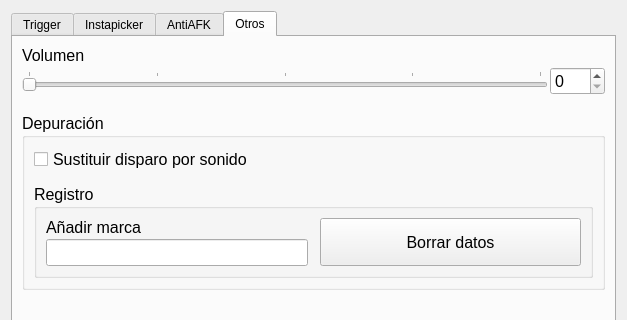
Above: flanatrigo/resources/central_widget.ui from AlejandroRoJ/flanatrigo before the change; both pictures show x 0 to 627 and y 0 to 320 of the 627 by 655 pixel window. Below: the same form after it.
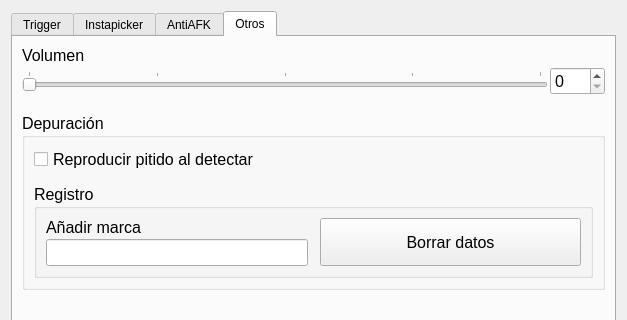
That is the form after the change. The open tabs and pages were chosen to show the change. Custom widgets are drawn as their Qt base class.

Commit message: Add beep debugging

What changed in the file:
```diff
--- a/flanatrigo/resources/central_widget.ui
+++ b/flanatrigo/resources/central_widget.ui
@@ -1924,7 +1924,7 @@
           <item>
            <widget class="QCheckBox" name="check_beeps">
             <property name="text">
-             <string>Sustituir disparo por sonido</string>
+             <string>Reproducir pitido al detectar</string>
             </property>
            </widget>
           </item>
```
